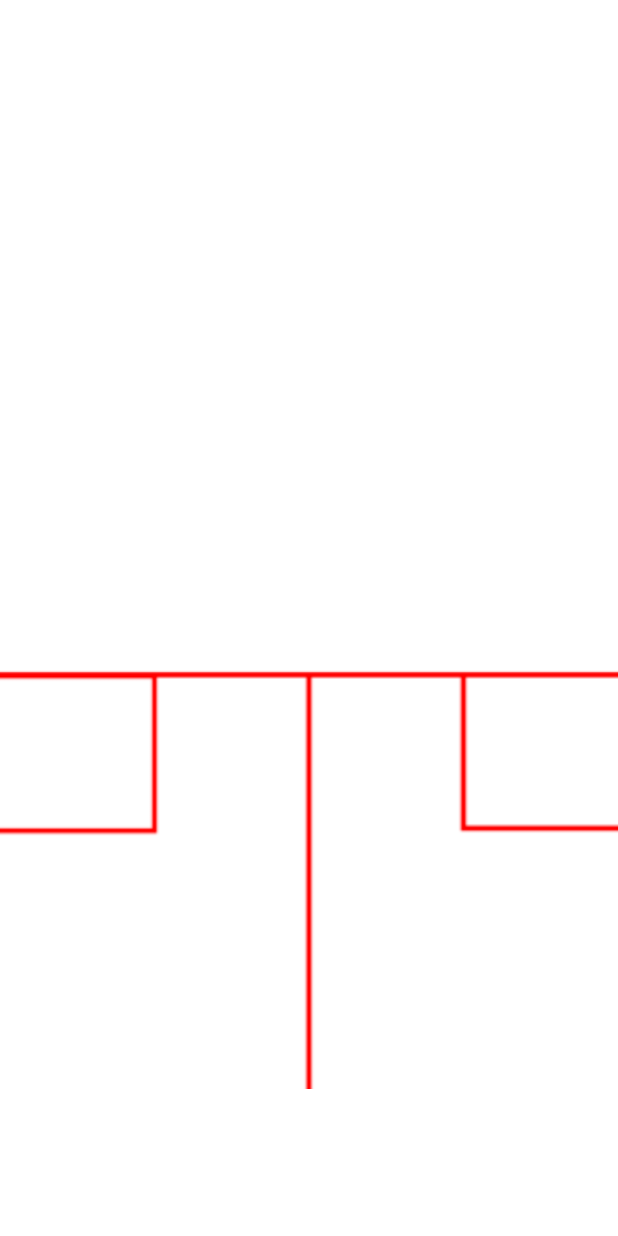
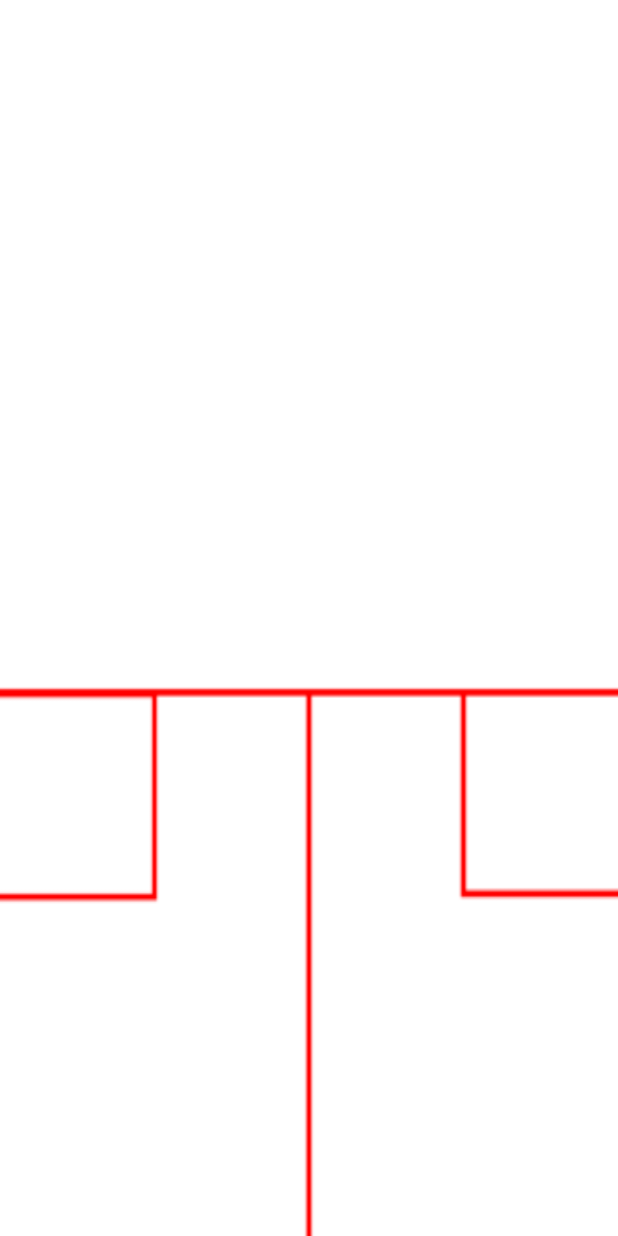
Before and after one commit to Pritch68/SquashGhosting, an Android app: the layout activity_run_session.xml on its own in the app's theme, with its tools: preview values and no code run, on a phone screen of 412 x 824 dp. Run offline under Robolectric (Android 15) with nearby library versions, the light colour scheme and no system bars.

Commit message:
Changed court graphic imageview to background so it will scale to fit screen.

```diff
--- a/app/src/main/res/layout/activity_run_session.xml
+++ b/app/src/main/res/layout/activity_run_session.xml
@@ -12,7 +12,7 @@
         android:layout_width="fill_parent"
         android:layout_height="fill_parent"
         android:id="@+id/imageView"
-        android:src="@drawable/squash_court_sm" />
+        android:background="@drawable/squash_court_sm" />
 
     <TextView
         android:id="@+id/fullscreen_content"
```
